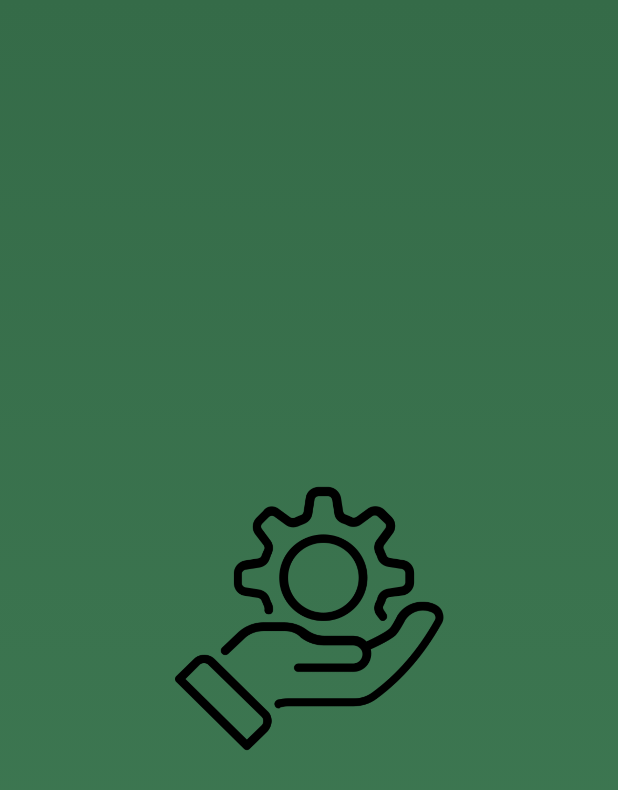
After one commit to mairyeduardo/Projeto-TCC-Fundatec, an Android app: the layout activity_splash.xml on its own in the app's theme, with its tools: preview values and no code run, on a phone screen of 412 x 824 dp. The commit adds this screen. Shown: the top 790 px of the screen. Run offline under Robolectric (Android 15) with nearby library versions, the phone set to English and light mode, and no system bars.

Commit message:
criação da tela de splash

```diff
--- /dev/null
+++ b/app/src/main/res/drawable/degrade.xml
@@ -0,0 +1,14 @@
+<?xml version="1.0" encoding="utf-8"?>
+<selector xmlns:android="http://schemas.android.com/apk/res/android">
+
+    <item>
+        <shape>
+            <gradient android:startColor="@color/FundoPrincipal2"
+                android:endColor="@color/FundoPrincipal"
+                android:type="linear"
+                android:angle="90" >
+            </gradient>
+        </shape>
+    </item>
+
+</selector>
--- /dev/null
+++ b/app/src/main/res/layout/activity_splash.xml
@@ -0,0 +1,20 @@
+<?xml version="1.0" encoding="utf-8"?>
+<androidx.constraintlayout.widget.ConstraintLayout xmlns:android="http://schemas.android.com/apk/res/android"
+    android:layout_width="match_parent"
+    android:layout_height="match_parent"
+    android:background="@drawable/degrade"
+    xmlns:app="http://schemas.android.com/apk/res-auto">
+
+    <ImageView
+        android:id="@+id/splash"
+        android:layout_width="179dp"
+        android:layout_height="179dp"
+        app:layout_constraintTop_toTopOf="parent"
+        app:layout_constraintStart_toStartOf="parent"
+        app:layout_constraintEnd_toEndOf="parent"
+        app:layout_constraintBottom_toBottomOf="parent"
+        android:src="@drawable/ferramenta"
+        />
+
+
+</androidx.constraintlayout.widget.ConstraintLayout>
--- a/app/src/main/res/values/colors.xml
+++ b/app/src/main/res/values/colors.xml
@@ -3,6 +3,8 @@
     <color name="black">#FF000000</color>
     <color name="white">#FFFFFFFF</color>
     <color name="BotaoPrincipal">#407C55</color>
+    <color name="FundoPrincipal">#356B48</color>
+    <color name="FundoPrincipal2">#407C55</color>
     <color name="InputsFundo1">#FFFBFB</color>
     <color name="inputsStroke">#B4B4B4</color>
     <color name="corTextoInput">#646464</color>
```
